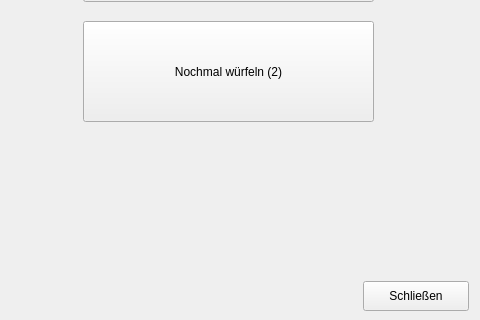
This is gameframe.ui in PLACEBOBRO/QT_CPP_Kniffel as Qt 5 draws it before an edit; both pictures show x 387 to 867 and y 449 to 769 of the 867 by 769 pixel window. The edited form follows.
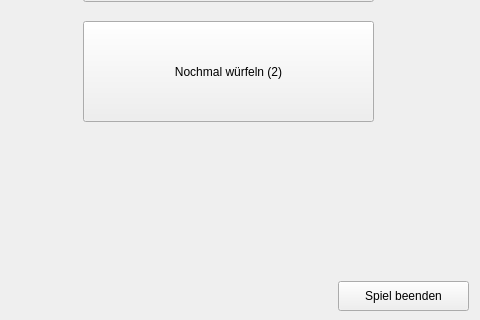
This is the edited form.

The edit to the form file:
```diff
--- a/gameframe.ui
+++ b/gameframe.ui
@@ -543,14 +543,14 @@
   <widget class="QPushButton" name="pushButton">
    <property name="geometry">
     <rect>
-     <x>750</x>
+     <x>725</x>
      <y>730</y>
-     <width>106</width>
+     <width>131</width>
      <height>30</height>
     </rect>
    </property>
    <property name="text">
-    <string>Schließen</string>
+    <string>Spiel beenden</string>
    </property>
   </widget>
   <widget class="QPushButton" name="reroll">
```
